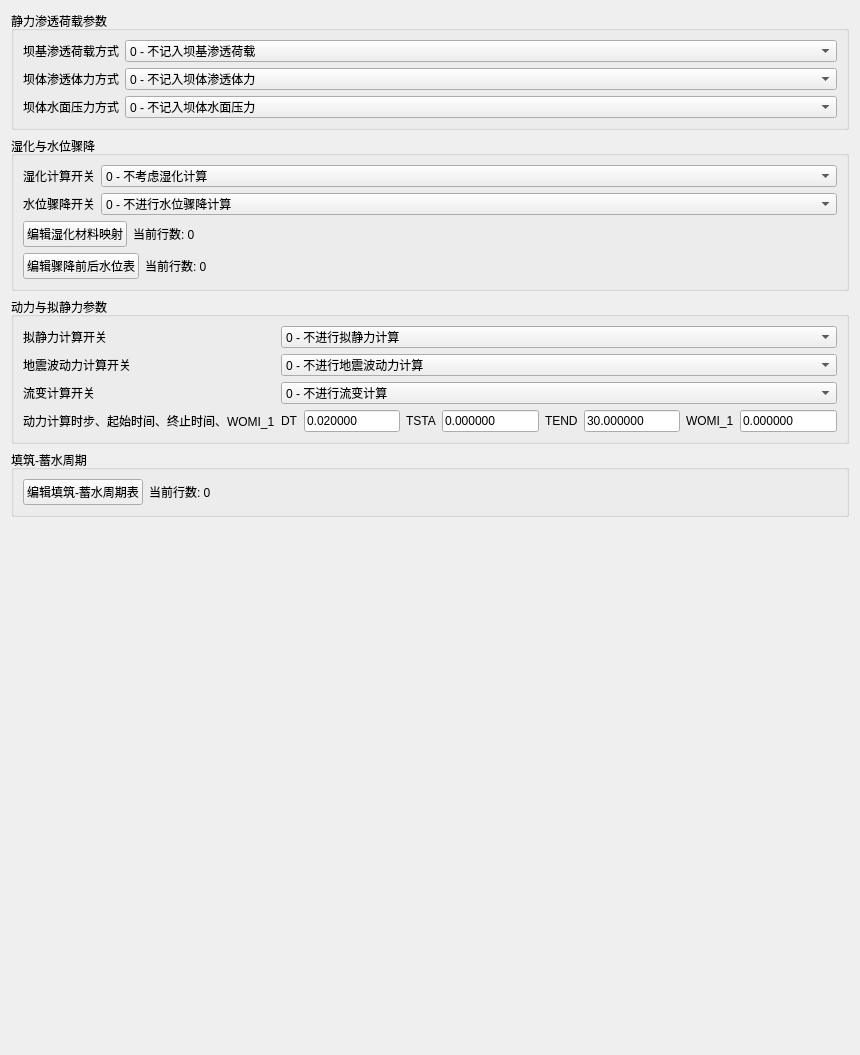
Before: the Qt Designer form plugins/Base_Slover/FillStorageCyclePage.ui in asd977/base_cae, drawn with Qt 5.
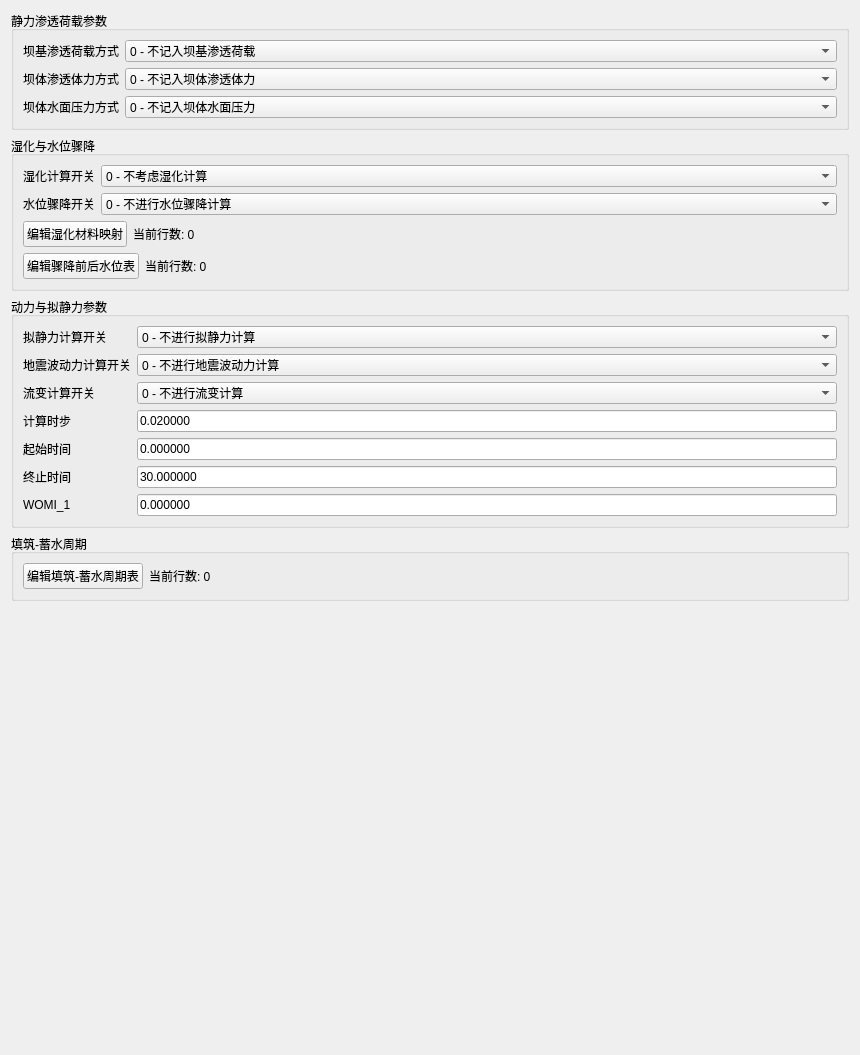
After: the same form once the commit is applied.

Commit message: 更新代码

Diff of the .ui file:
```diff
--- a/plugins/Base_Slover/FillStorageCyclePage.ui
+++ b/plugins/Base_Slover/FillStorageCyclePage.ui
@@ -285,71 +285,60 @@
          </widget>
         </item>
         <item row="4" column="0">
-         <widget class="QLabel" name="labelDT_BLOCK">
-          <property name="text">
-           <string>动力计算时步、起始时间、终止时间、WOMI_1</string>
-          </property>
-         </widget>
-        </item>
-        <item row="4" column="1">
-         <layout class="QHBoxLayout" name="layoutDT">
-          <item>
            <widget class="QLabel" name="labelDT">
             <property name="text">
-             <string>DT</string>
+           <string>计算时步</string>
             </property>
            </widget>
           </item>
-          <item>
+        <item row="4" column="1">
            <widget class="QLineEdit" name="editDT">
             <property name="text">
              <string>0.020000</string>
             </property>
            </widget>
           </item>
-          <item>
+        <item row="5" column="0">
            <widget class="QLabel" name="labelTSTA">
             <property name="text">
-             <string>TSTA</string>
+           <string>起始时间</string>
             </property>
            </widget>
           </item>
-          <item>
+        <item row="5" column="1">
            <widget class="QLineEdit" name="editTSTA">
             <property name="text">
              <string>0.000000</string>
             </property>
            </widget>
           </item>
-          <item>
+        <item row="6" column="0">
            <widget class="QLabel" name="labelTEND">
             <property name="text">
-             <string>TEND</string>
+           <string>终止时间</string>
             </property>
            </widget>
           </item>
-          <item>
+        <item row="6" column="1">
            <widget class="QLineEdit" name="editTEND">
             <property name="text">
              <string>30.000000</string>
             </property>
            </widget>
           </item>
-          <item>
+        <item row="7" column="0">
            <widget class="QLabel" name="labelWOMI1">
             <property name="text">
              <string>WOMI_1</string>
             </property>
            </widget>
           </item>
-          <item>
+        <item row="7" column="1">
            <widget class="QLineEdit" name="editWOMI1">
             <property name="text">
              <string>0.000000</string>
             </property>
            </widget>
-          </item>
-         </layout>
         </item>
        </layout>
       </widget>
```
Lines whose indentation alone changed are shown as unchanged.
